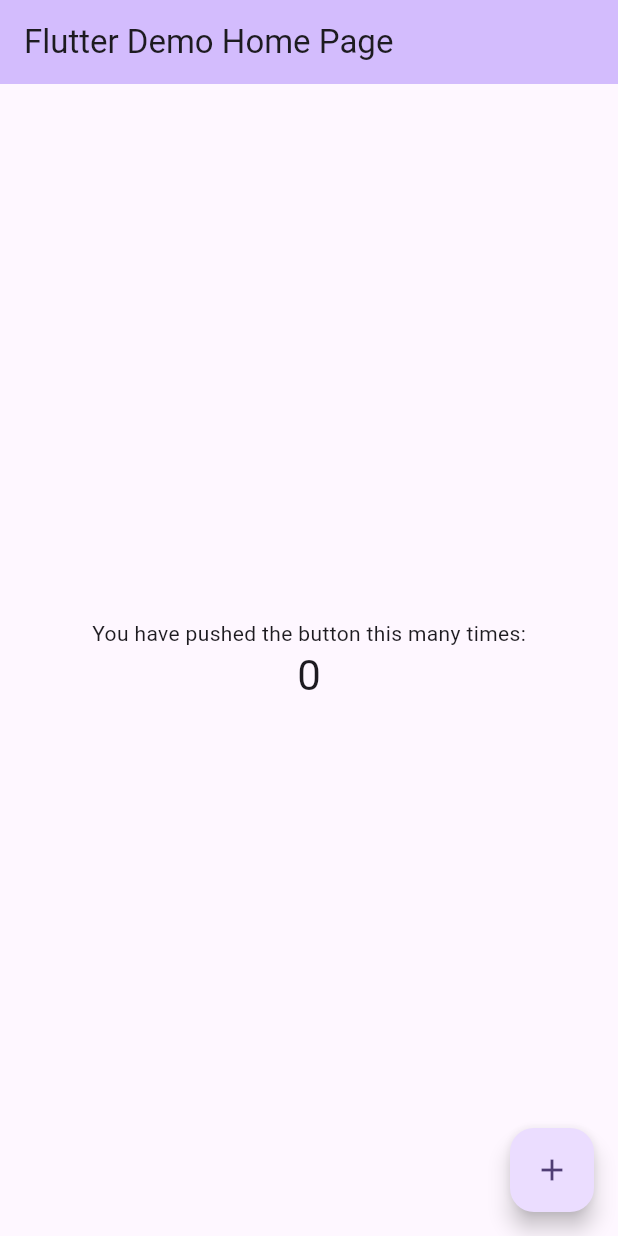
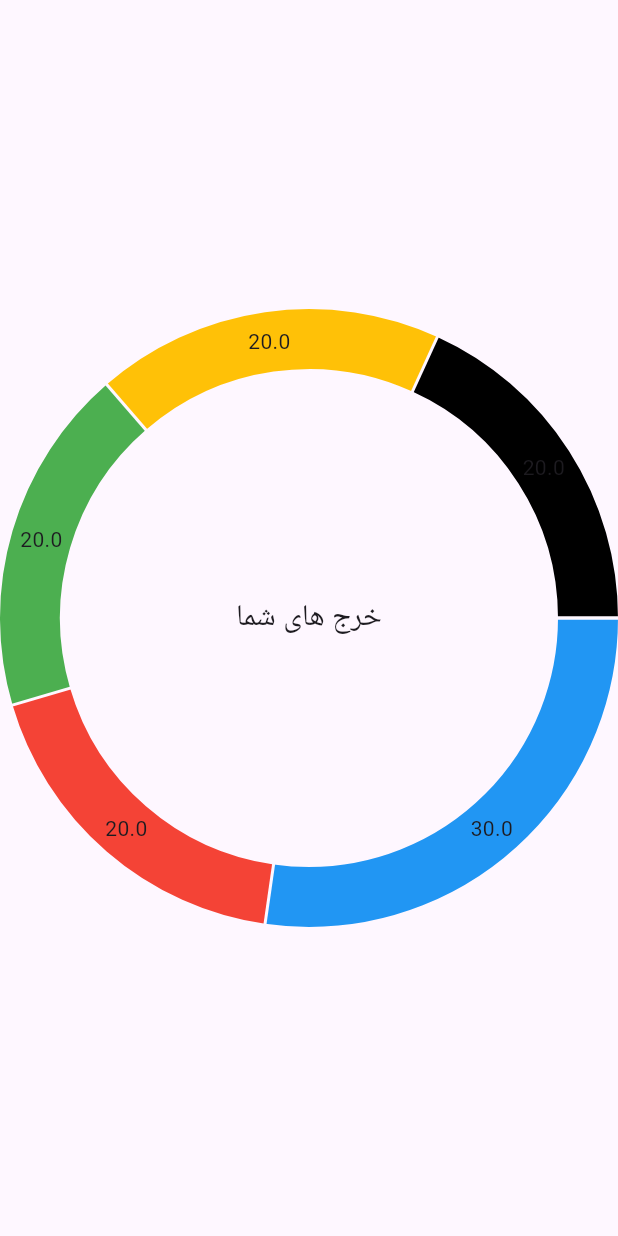
Before and after one commit to Amirhoseinjafare/first, a Flutter app: the screen it shows after launch, on a phone screen of 412 x 824 dp. Run offline on Flutter 3.47's test engine with Material 3 defaults, Android fonts, the light colour scheme and no system bars; drawn by our look-alikes of fl_chart.

Commit message:
secound station

```diff
--- /dev/null
+++ b/walt/lib/circle_chart.dart
@@ -0,0 +1,43 @@
+import 'package:fl_chart/fl_chart.dart';
+import 'package:flutter/material.dart';
+
+class Mychart extends StatelessWidget {
+  const Mychart({super.key});
+
+  @override
+  Widget build(BuildContext context) {
+    return Stack(
+      alignment: Alignment.center,
+      children: [
+      //title
+      Text("خرج های شما",style: TextStyle(fontSize: 20),),
+      //data
+      PieChart(
+      swapAnimationDuration: const Duration(milliseconds: 750),
+      swapAnimationCurve: Curves.easeInOutQuint,
+      PieChartData(
+        //item
+        sections:[ PieChartSectionData(
+          value: 30,
+          color: Colors.blue
+        ),PieChartSectionData(
+          value: 20,
+          color: Colors.red
+        ),
+        PieChartSectionData(
+          value: 20,
+          color: Colors.green
+        ),
+        PieChartSectionData(
+          value: 20,
+          color: Colors.amber
+        ),
+        PieChartSectionData(
+          value: 20,
+          color: Colors.black
+        )],
+      ),
+      )
+    ],);
+  }
+}
--- a/walt/lib/main.dart
+++ b/walt/lib/main.dart
@@ -1,4 +1,5 @@
 import 'package:flutter/material.dart';
+import 'package:walt/circle_chart.dart';
 
 void main() {
   runApp(const MyApp());
@@ -10,116 +11,11 @@
   // This widget is the root of your application.
   @override
   Widget build(BuildContext context) {
-    return MaterialApp(
-      title: 'Flutter Demo',
-      theme: ThemeData(
-        // This is the theme of your application.
-        //
-        // TRY THIS: Try running your application with "flutter run". You'll see
-        // the application has a purple toolbar. Then, without quitting the app,
-        // try changing the seedColor in the colorScheme below to Colors.green
-        // and then invoke "hot reload" (save your changes or press the "hot
-        // reload" button in a Flutter-supported IDE, or press "r" if you used
-        // the command line to start the app).
-        //
-        // Notice that the counter didn't reset back to zero; the application
-        // state is not lost during the reload. To reset the state, use hot
-        // restart instead.
-        //
-        // This works for code too, not just values: Most code changes can be
-        // tested with just a hot reload.
-        colorScheme: ColorScheme.fromSeed(seedColor: Colors.deepPurple),
-        useMaterial3: true,
+    return const MaterialApp(
+      debugShowCheckedModeBanner: false,
+      home: Scaffold(
+        body: Mychart(),
       ),
-      home: const MyHomePage(title: 'Flutter Demo Home Page'),
     );
   }
 }
-
-class MyHomePage extends StatefulWidget {
-  const MyHomePage({super.key, required this.title});
-
-  // This widget is the home page of your application. It is stateful, meaning
-  // that it has a State object (defined below) that contains fields that affect
-  // how it looks.
-
-  // This class is the configuration for the state. It holds the values (in this
-  // case the title) provided by the parent (in this case the App widget) and
-  // used by the build method of the State. Fields in a Widget subclass are
-  // always marked "final".
-
-  final String title;
-
-  @override
-  State<MyHomePage> createState() => _MyHomePageState();
-}
-
-class _MyHomePageState extends State<MyHomePage> {
-  int _counter = 0;
-
-  void _incrementCounter() {
-    setState(() {
-      // This call to setState tells the Flutter framework that something has
-      // changed in this State, which causes it to rerun the build method below
-      // so that the display can reflect the updated values. If we changed
-      // _counter without calling setState(), then the build method would not be
-      // called again, and so nothing would appear to happen.
-      _counter++;
-    });
-  }
-
-  @override
-  Widget build(BuildContext context) {
-    // This method is rerun every time setState is called, for instance as done
-    // by the _incrementCounter method above.
-    //
-    // The Flutter framework has been optimized to make rerunning build methods
-    // fast, so that you can just rebuild anything that needs updating rather
-    // than having to individually change instances of widgets.
-    return Scaffold(
-      appBar: AppBar(
-        // TRY THIS: Try changing the color here to a specific color (to
-        // Colors.amber, perhaps?) and trigger a hot reload to see the AppBar
-        // change color while the other colors stay the same.
-        backgroundColor: Theme.of(context).colorScheme.inversePrimary,
-        // Here we take the value from the MyHomePage object that was created by
-        // the App.build method, and use it to set our appbar title.
-        title: Text(widget.title),
-      ),
-      body: Center(
-        // Center is a layout widget. It takes a single child and positions it
-        // in the middle of the parent.
-        child: Column(
-          // Column is also a layout widget. It takes a list of children and
-          // arranges them vertically. By default, it sizes itself to fit its
-          // children horizontally, and tries to be as tall as its parent.
-          //
-          // Column has various properties to control how it sizes itself and
-          // how it positions its children. Here we use mainAxisAlignment to
-          // center the children vertically; the main axis here is the vertical
-          // axis because Columns are vertical (the cross axis would be
-          // horizontal).
-          //
-          // TRY THIS: Invoke "debug painting" (choose the "Toggle Debug Paint"
-          // action in the IDE, or press "p" in the console), to see the
-          // wireframe for each widget.
-          mainAxisAlignment: MainAxisAlignment.center,
-          children: <Widget>[
-            const Text(
-              'You have pushed the button this many times:',
-            ),
-            Text(
-              '$_counter',
-              style: Theme.of(context).textTheme.headlineMedium,
-            ),
-          ],
-        ),
-      ),
-      floatingActionButton: FloatingActionButton(
-        onPressed: _incrementCounter,
-        tooltip: 'Increment',
-        child: const Icon(Icons.add),
-      ), // This trailing comma makes auto-formatting nicer for build methods.
-    );
-  }
-}
--- a/walt/pubspec.yaml
+++ b/walt/pubspec.yaml
@@ -35,6 +35,8 @@ dependencies:
   # The following adds the Cupertino Icons font to your application.
   # Use with the CupertinoIcons class for iOS style icons.
   cupertino_icons: ^1.0.6
+
+  fl_chart: ^0.69.0
 
 dev_dependencies:
   flutter_test:
```
Also changed, not shown: walt/pubspec.lock.
